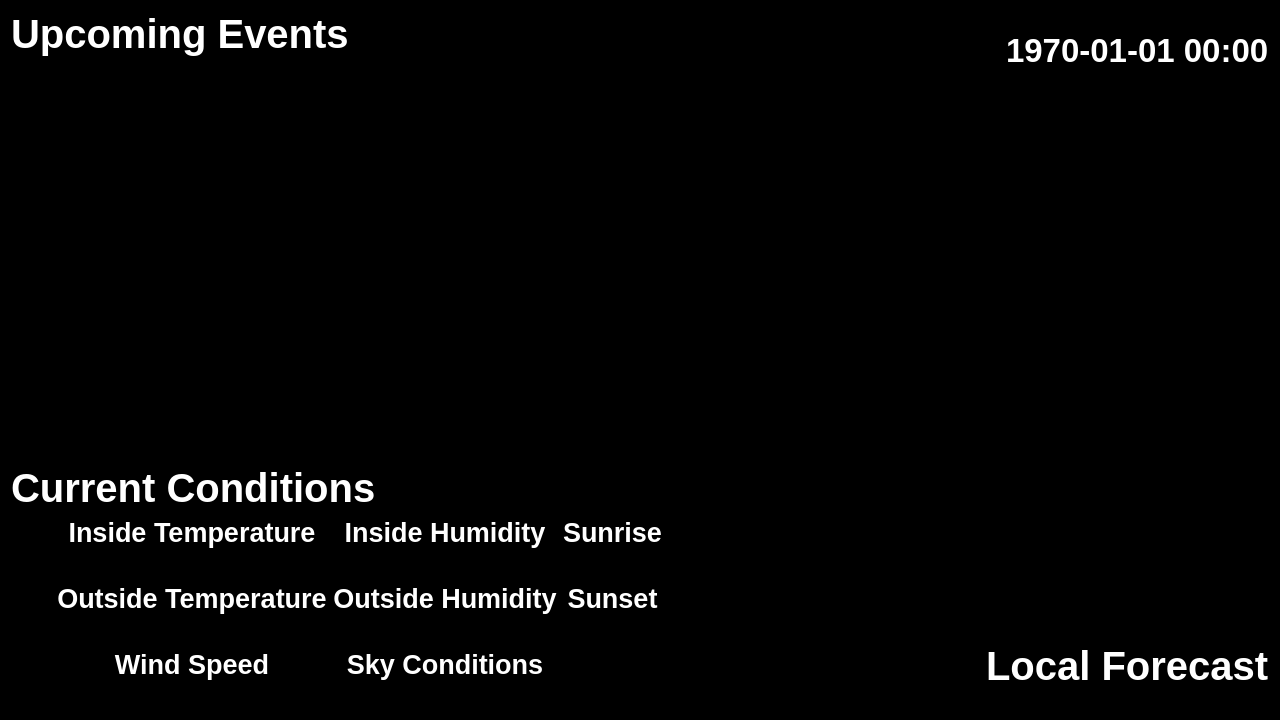
The window that MirrorFrame.ui (Risca/magicmirror) describes before a commit, drawn with Qt 5.
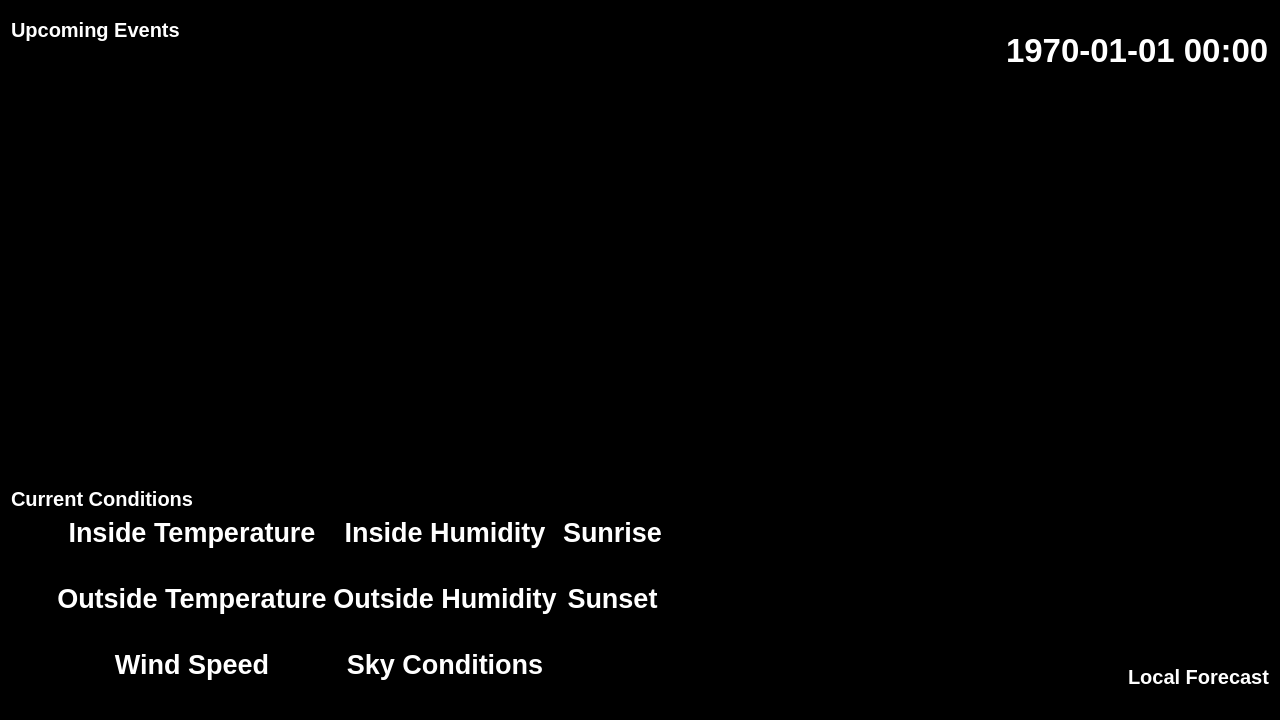
The same window after the commit.

Diff of the .ui file:
```diff
--- a/MirrorFrame.ui
+++ b/MirrorFrame.ui
@@ -447,7 +447,7 @@
         <widget class="QLabel" name="calLabel">
          <property name="font">
           <font>
-           <pointsize>30</pointsize>
+           <pointsize>15</pointsize>
            <weight>75</weight>
            <bold>true</bold>
           </font>
@@ -625,7 +625,7 @@
          <widget class="QLabel" name="currentLabel">
           <property name="font">
            <font>
-            <pointsize>30</pointsize>
+            <pointsize>15</pointsize>
            </font>
           </property>
           <property name="text">
@@ -926,7 +926,7 @@
          <widget class="QLabel" name="forecastLabel">
           <property name="font">
            <font>
-            <pointsize>30</pointsize>
+            <pointsize>15</pointsize>
             <weight>75</weight>
             <bold>true</bold>
            </font>
```
